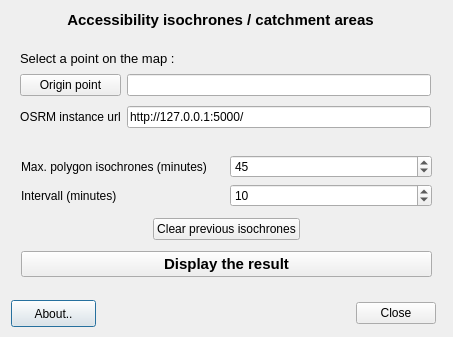
mthh/osrm-qgis-plugin, file osrm_access_dialog_base.ui: the form before one commit.
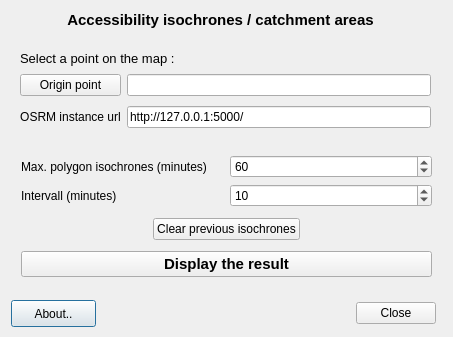
The form after the commit.

Commit message: Add support for new OSRM rectangular matrix

Patch:
```diff
--- a/osrm_access_dialog_base.ui
+++ b/osrm_access_dialog_base.ui
@@ -154,16 +154,16 @@
       <item row="0" column="1">
        <widget class="QSpinBox" name="spinBox_max">
         <property name="minimum">
-         <number>20</number>
+         <number>30</number>
         </property>
         <property name="maximum">
-         <number>70</number>
+         <number>80</number>
         </property>
         <property name="singleStep">
          <number>5</number>
         </property>
         <property name="value">
-         <number>45</number>
+         <number>60</number>
         </property>
        </widget>
       </item>
```
The commit also changes 5 other files.
